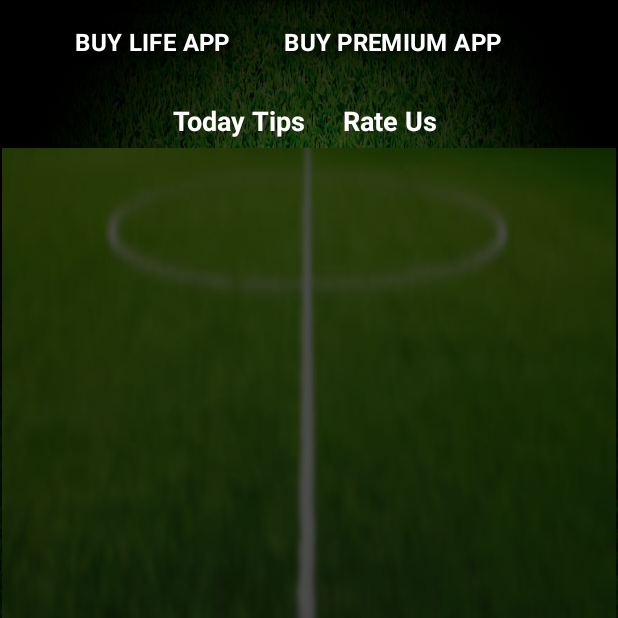
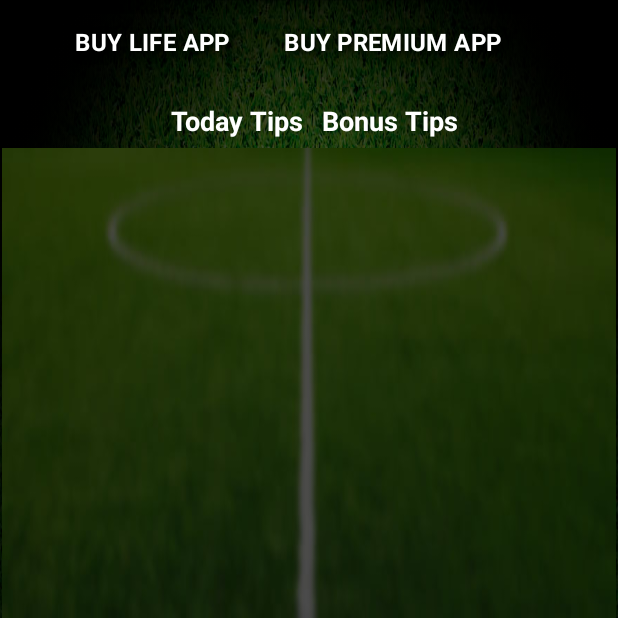
Before and after one commit to Serg722/BetUp, an Android app: the History screen opened directly, with no data from a screen before it, on a phone screen of 412 x 824 dp, the top half of it. Run offline under Robolectric (Android 15) with nearby library versions, the phone set to English and light mode, and no system bars; our stand-ins replace Firebase (no records; nobody signed in at launch, a user with empty details on screens opened directly).

Commit message:
firstCommit2_1

```diff
--- a/app/src/main/java/com/hfad/betup/History.java
+++ b/app/src/main/java/com/hfad/betup/History.java
@@ -20,6 +20,7 @@ public class History extends Activity {
 
 
     Button todayTips;
+    Button tipsBonus;
 
     private RecyclerView recyclerView;
     private PredictionAdapter mAdapter;
@@ -51,5 +52,14 @@ public class History extends Activity {
                 startActivity(intent);
             }
         });
+
+        tipsBonus = (Button) findViewById(R.id.bonus_tips);
+        tipsBonus.setOnClickListener(new View.OnClickListener() {
+            @Override
+            public void onClick(View v) {
+                Intent intent = new Intent(".BonusTips");
+                startActivity(intent);
+            }
+        });
     }
 }
--- a/app/src/main/res/layout/history.xml
+++ b/app/src/main/res/layout/history.xml
@@ -84,14 +84,14 @@ android:padding="1dp">
         app:layout_constraintTop_toTopOf="parent" />
 
     <Button
-        android:id="@+id/today_tips"
+        android:id="@+id/bonus_tips"
         style="@style/Widget.AppCompat.Button"
         android:layout_width="wrap_content"
         android:layout_height="34sp"
         android:layout_marginStart="12dp"
         android:layout_marginTop="2dp"
         android:background="@android:color/transparent"
-        android:text="@string/rate_us"
+        android:text="@string/bonus"
         android:textAppearance="@style/TextAppearance.AppCompat"
         android:textColor="@android:color/white"
         android:textSize="18sp"
--- a/app/src/main/res/layout/tips_bonus.xml
+++ b/app/src/main/res/layout/tips_bonus.xml
@@ -93,7 +93,7 @@
             android:layout_marginStart="18dp"
             android:layout_marginTop="2dp"
             android:background="@android:color/transparent"
-            android:text="@string/bonus"
+            android:text="@string/history_bonus"
             android:textAppearance="@style/TextAppearance.AppCompat"
             android:textColor="@android:color/white"
             android:textSize="18sp"
--- a/app/src/main/res/values/strings.xml
+++ b/app/src/main/res/values/strings.xml
@@ -8,4 +8,5 @@
     <string name="history">History</string>
     <string name="bonus">Bonus Tips</string>
     <string name="today_tips_bonus">Today Tips</string>
+    <string name="history_bonus">History</string>
 </resources>
```
